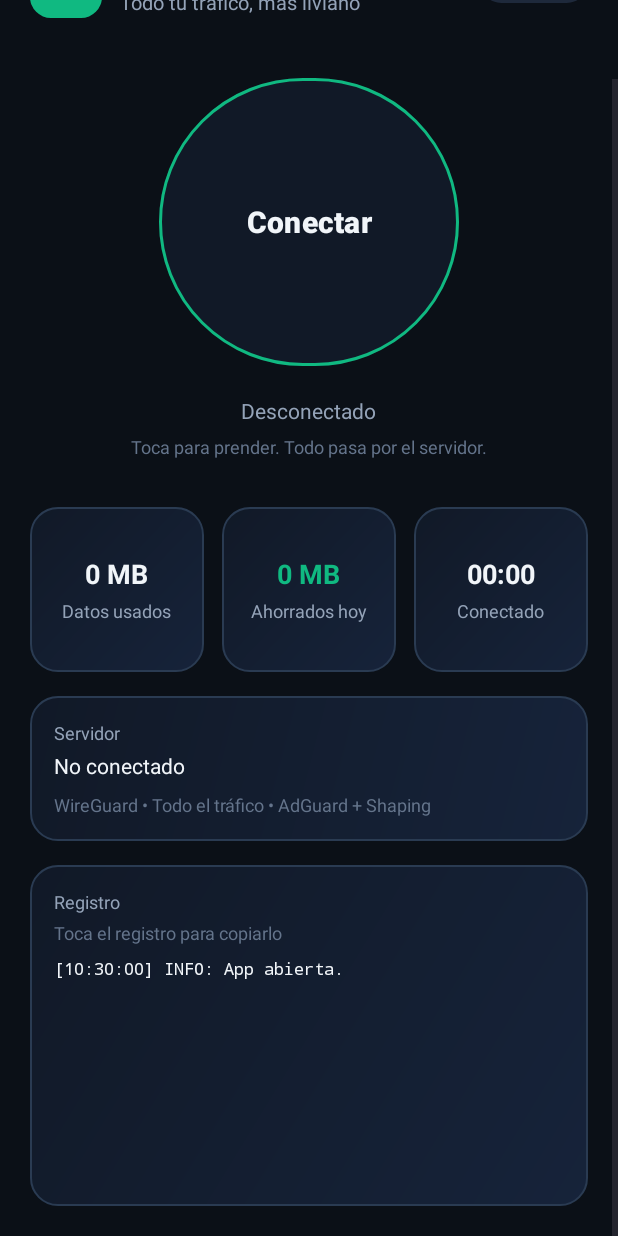
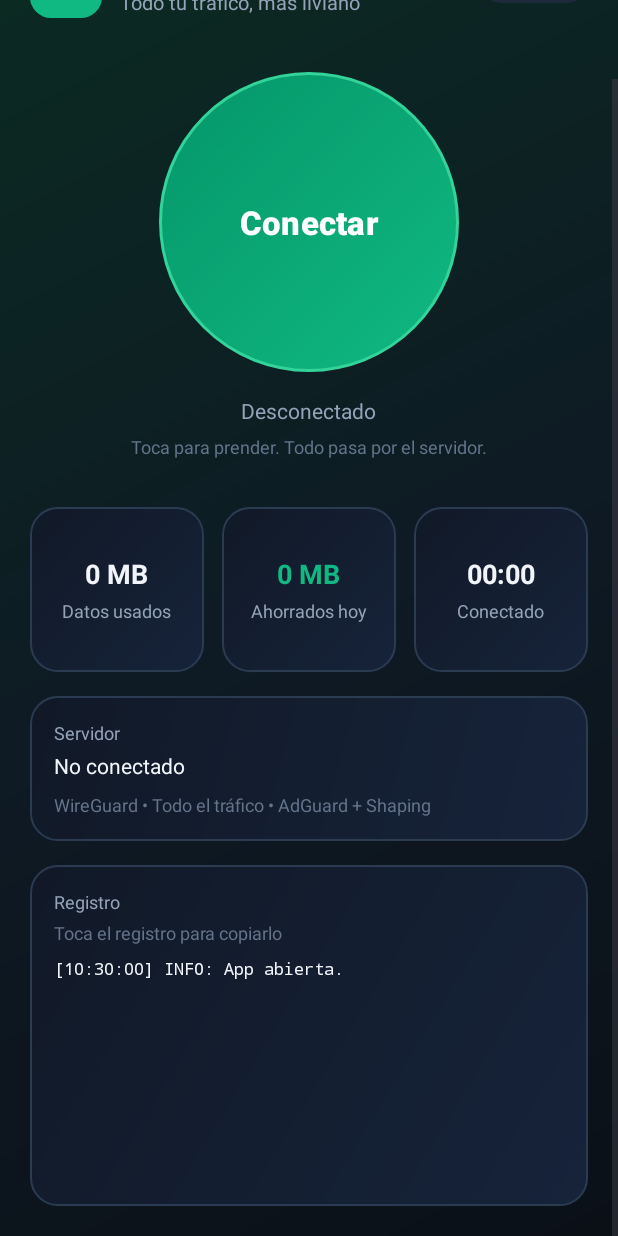
Before and after one commit to Samuveg04/ahorro-datos, an Android app: the screen it shows after launch (MainActivity), scrolled down 56 dp, on a phone screen of 412 x 824 dp. Run offline under Robolectric (Android 15) with nearby library versions, the phone set to English and light mode, and no system bars.

Commit message:
Fix v3 crash desconectar + diseno + log duplicado: app/src/main/res/layout/activity_main.xml

```diff
--- a/app/src/main/res/layout/activity_main.xml
+++ b/app/src/main/res/layout/activity_main.xml
@@ -2,11 +2,14 @@
 <!-- Interfaz moderna: fondo oscuro #0B1017, tarjetas #111927, esmeralda #10B981
      Arriba: logo + estado. Centro: botón grande circular para conectar.
      Abajo: 3 tarjetas con datos usados, ahorrados y tiempo. -->
+<!-- Diseño corregido 18 nov 2026: antes era todo plano, sin profundidad.
+     Ahora fondo con degradado, tarjetas con degradado y borde claro,
+     botón con degradado esmeralda y sombra (elevation). -->
 <ScrollView xmlns:android="http://schemas.android.com/apk/res/android"
     xmlns:app="http://schemas.android.com/apk/res-auto"
     android:layout_width="match_parent"
     android:layout_height="match_parent"
-    android:background="@color/bg">
+    android:background="@drawable/bg_gradient">
 
     <LinearLayout
         android:layout_width="match_parent"
@@ -78,11 +81,13 @@
                 android:id="@+id/btnToggle"
                 android:layout_width="200dp"
                 android:layout_height="200dp"
-                android:backgroundTint="@color/card"
+                android:background="@drawable/bg_button"
+                android:elevation="12dp"
                 android:text="Conectar"
-                android:textColor="@color/text_primary"
-                android:textSize="20sp"
+                android:textColor="@color/white"
+                android:textSize="22sp"
                 android:textStyle="bold"
+                app:backgroundTint="@null"
                 app:cornerRadius="100dp"
                 app:strokeColor="@color/emerald"
                 app:strokeWidth="2dp" />
```
